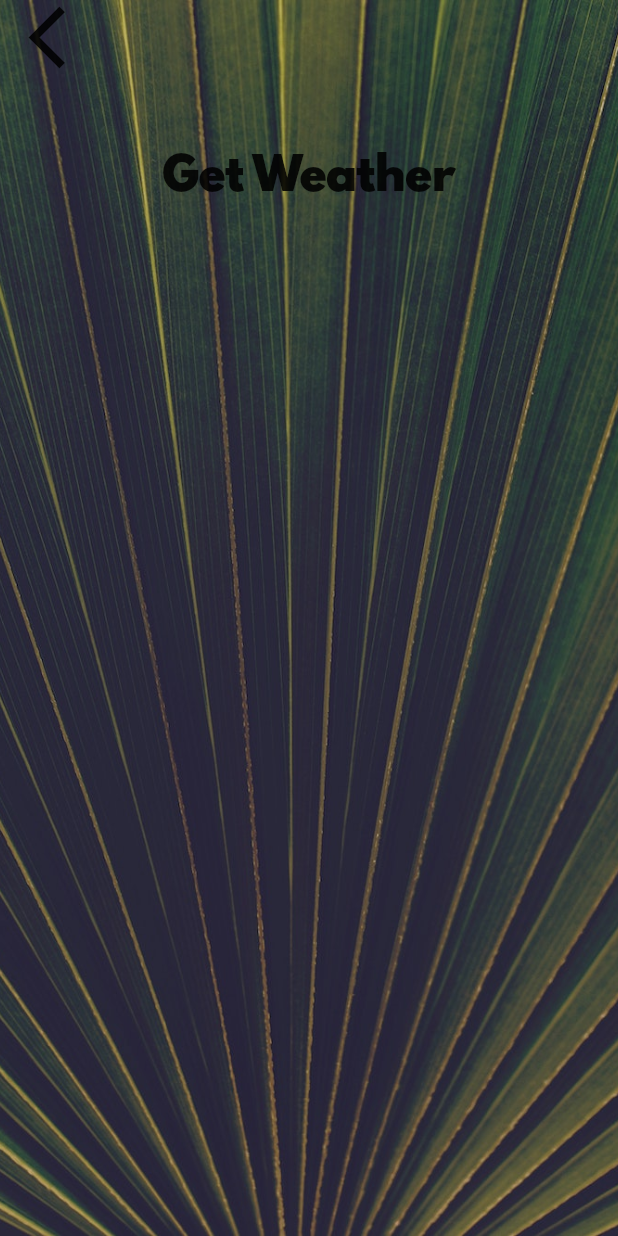
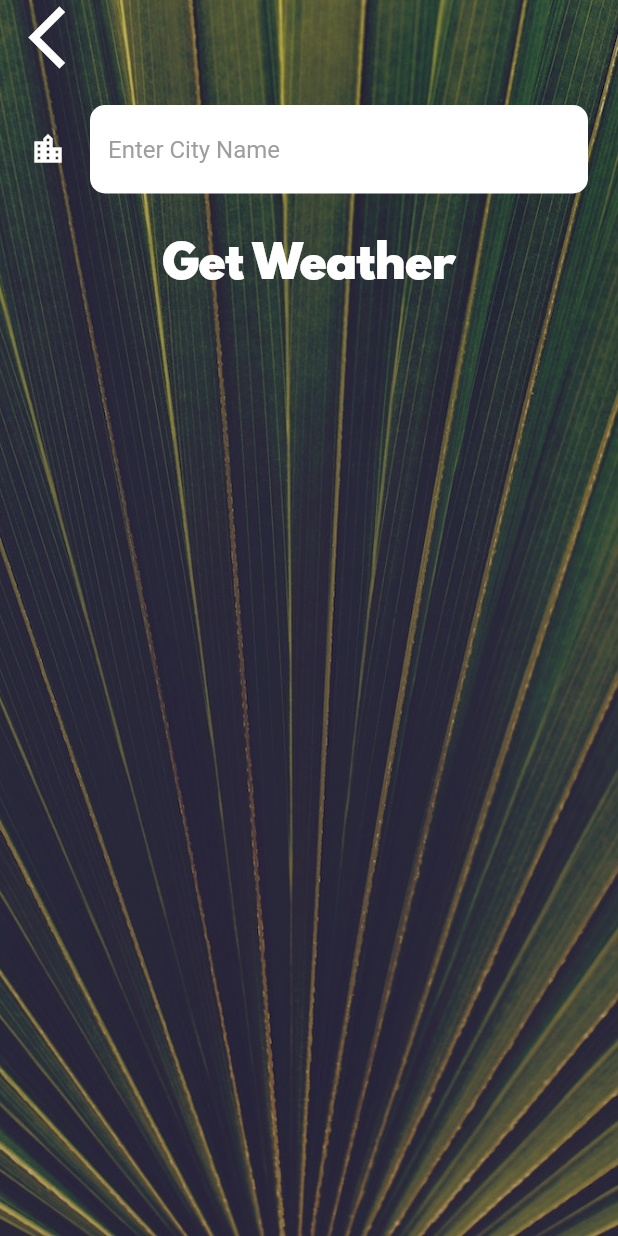
Before and after one commit to WoogearKwon/flutter-study, a Flutter app: the CityScreen screen opened directly, on a phone screen of 412 x 824 dp. Run offline on Flutter 3.47's test engine with Material 2 defaults, Android fonts, the phone set to English and light mode, and no system bars; our stand-ins replace audioplayers, bloc, equatable, flutter_bloc, flutter_spinkit, font_awesome_flutter and 3 more.

Commit message:
complete Clima project

```diff
--- a/lib/page/clima/screens/city_screen.dart
+++ b/lib/page/clima/screens/city_screen.dart
@@ -7,6 +7,8 @@ class CityScreen extends StatefulWidget {
 }
 
 class _CityScreenState extends State<CityScreen> {
+  String cityName;
+
   @override
   Widget build(BuildContext context) {
     return Scaffold(
@@ -24,19 +26,32 @@ class _CityScreenState extends State<CityScreen> {
               Align(
                 alignment: Alignment.topLeft,
                 child: FlatButton(
-                  onPressed: () {},
+                  onPressed: () {
+                    Navigator.pop(context);
+                  },
                   child: Icon(
                     Icons.arrow_back_ios,
                     size: 50.0,
+                    color: Colors.white,
                   ),
                 ),
               ),
               Container(
                 padding: EdgeInsets.all(20.0),
-                child: null,
+                child: TextField(
+                  style: TextStyle(
+                    color: Colors.black
+                  ),
+                  decoration: kTextFieldInputDecoration,
+                  onChanged: (value) {
+                    cityName = value;
+                  },
+                ),
               ),
               FlatButton(
-                onPressed: () {},
+                onPressed: () {
+                  Navigator.pop(context, cityName);
+                },
                 child: Text(
                   'Get Weather',
                   style: kButtonTextStyle,
--- a/lib/page/clima/services/networking.dart
+++ b/lib/page/clima/services/networking.dart
@@ -15,10 +15,6 @@ class NetworkHelper {
       // jsonDecode() is of Flutter packaged called convert that parses json data
       var decodedData = jsonDecode(data);
 
-      var temp = decodedData['current']['temp'];
-      var condition = decodedData['current']['weather'][0]['id'];
-      var cityName = decodedData['timezone'];
-
       return decodedData;
     } else {
       print(response.statusCode);
--- a/lib/route/pages.dart
+++ b/lib/route/pages.dart
@@ -10,3 +10,5 @@ export '../page/skeleton/skeleton.dart';
 export '../page/skeleton/screens/input_page.dart';
 export '../page/skeleton/screens/result_page.dart';
 export '../page/clima/clima.dart';
+export '../page/clima/screens/location_screen.dart';
+export '../page/clima/screens/city_screen.dart';
--- a/lib/route/route_generator.dart
+++ b/lib/route/route_generator.dart
@@ -12,8 +12,10 @@ class Routes {
   static const String kDestiny = '/destiny';
   static const String kTimer = '/timer';
   static const String kSkeleton = '/skeleton';
-  static const String kBMICalculator = '/calculator';
+  static const String kBMICalculator = '/skeleton/calculator';
   static const String kClima = '/clima';
+  static const String kLocation = '/clima/location';
+  static const String kCity = '/clima/location/city';
 }
 
 class RouteGenerator {
@@ -24,28 +26,44 @@ class RouteGenerator {
     switch (settings.name) {
       case Routes.kRoot:
         return MaterialPageRoute(builder: (_) => StudyListPage());
+
       case Routes.kMiCard:
         return MaterialPageRoute(builder: (_) => MiCard());
+
       case Routes.kDicee:
         return MaterialPageRoute(builder: (_) => Dicee());
+
       case Routes.kMagicBall:
         return MaterialPageRoute(builder: (_) => MagicEightBall());
+
       case Routes.kXylophone:
         return MaterialPageRoute(builder: (_) => Xylophone());
+
       case Routes.kQuizzler:
         return MaterialPageRoute(builder: (_) => Quizzler());
+
       case Routes.kDestiny:
         return MaterialPageRoute(builder: (_) => Destini());
+
       case Routes.kTimer:
         return MaterialPageRoute(builder: (_) => Timer());
+
       case Routes.kSkeleton:
         return MaterialPageRoute(builder: (_) => Skeleton());
+
       case Routes.kBMICalculator:
         if (args is CalculatorBrain)
           return MaterialPageRoute(builder: (_) => ResultsPage(calc: args,));
         return _errorRoute();
+
       case Routes.kClima:
         return MaterialPageRoute(builder: (_) => Clima());
+
+      case Routes.kLocation:
+        return MaterialPageRoute(builder: (_) => LocationScreen(locationWeather: args,));
+
+      case Routes.kCity:
+        return MaterialPageRoute(builder: (_) => CityScreen());
 
     // If there is no such named route in the switch statement, e.g. / third
       default:
--- a/lib/util/constants.dart
+++ b/lib/util/constants.dart
@@ -49,18 +49,40 @@ const kBodyTextStyle = TextStyle(
 const kTempTextStyle = TextStyle(
   fontFamily: 'Spartan MB',
   fontSize: 100.0,
+  color: Colors.white
 );
 
 const kMessageTextStyle = TextStyle(
   fontFamily: 'Spartan MB',
-  fontSize: 60.0,
+  fontSize: 50.0,
+  color: Colors.white
 );
 
 const kButtonTextStyle = TextStyle(
   fontSize: 30.0,
   fontFamily: 'Spartan MB',
+  color: Colors.white
 );
 
 const kConditionTextStyle = TextStyle(
   fontSize: 100.0,
 );
+
+const kTextFieldInputDecoration = InputDecoration(
+    filled: true,
+    fillColor: Colors.white,
+    icon: Icon(
+      Icons.location_city,
+      color: Colors.white,
+    ),
+    hintText: 'Enter City Name',
+    hintStyle: TextStyle(
+        color: Colors.grey
+    ),
+    border: OutlineInputBorder(
+      borderRadius: BorderRadius.all(
+        Radius.circular(10.0),
+      ),
+      borderSide: BorderSide.none,
+    )
+);
--- a/pubspec.yaml
+++ b/pubspec.yaml
@@ -28,8 +28,10 @@ dependencies:
 
   # use this package in Clima (Angela used 3.0.1 in the lecture)
   geolocator: ^5.3.2+2
-  # use this package for network request
+  # network request
   http: ^0.12.1
+  # loading icons
+  flutter_spinkit: "^4.1.2"
 
 dev_dependencies:
   flutter_test:
```
Also changed, not shown: lib/page/clima/screens/loading_screen.dart (+9 -13 lines), lib/page/clima/screens/location_screen.dart (+68 -6 lines), lib/page/clima/services/weather.dart (+29 -0 lines), pubspec.lock.
